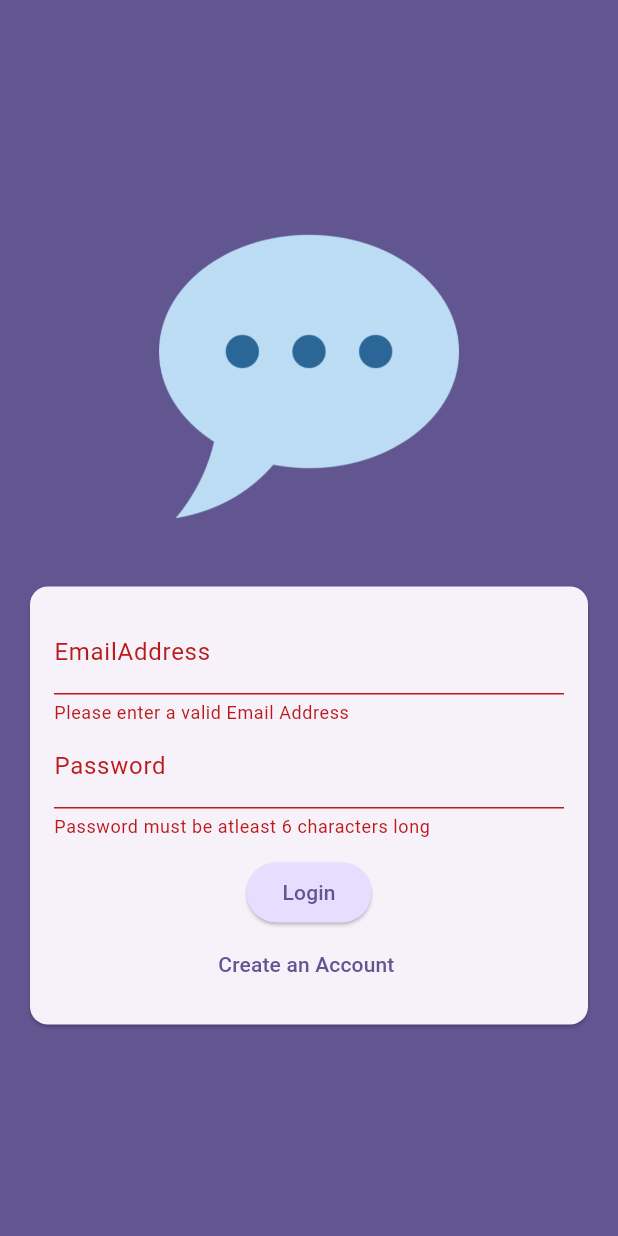
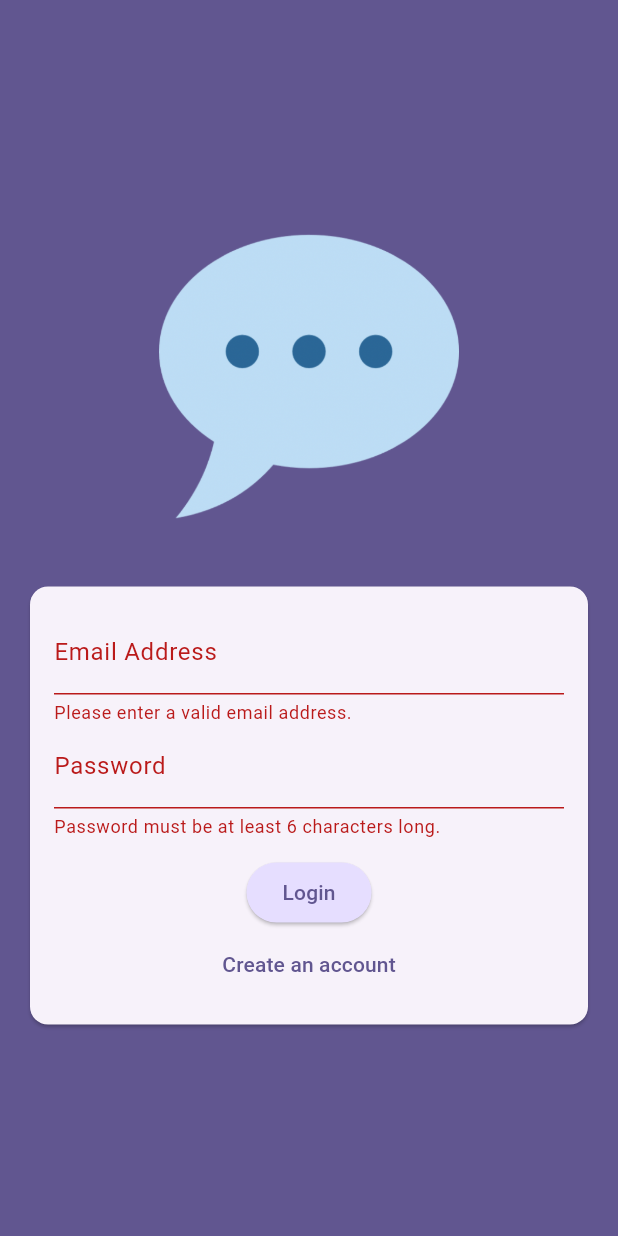
Before and after one commit to karkau123/CHAT_APP, a Flutter app: the screen it shows after launch, after a tap on "Login", on a phone screen of 412 x 824 dp. Run offline on Flutter 3.47's test engine with Material 3 defaults, Android fonts, the phone set to English and light mode, and no system bars; our stand-ins replace cloud_firestore, firebase_auth, firebase_core, firebase_messaging, firebase_storage, image_picker; accounts and stored records are empty.

Commit message:
finished app

```diff
--- a/lib/main.dart
+++ b/lib/main.dart
@@ -1,10 +1,11 @@
+import 'package:flutter/material.dart';
+import 'package:firebase_auth/firebase_auth.dart';
+import 'package:firebase_core/firebase_core.dart';
+
+import 'package:chat_app/screens/splash.dart';
+import 'package:chat_app/screens/chat.dart';
+import 'firebase_options.dart';
 import 'package:chat_app/screens/auth.dart';
-import 'package:chat_app/screens/chat.dart';
-import 'package:chat_app/splash.dart';
-import 'package:firebase_auth/firebase_auth.dart';
-import 'package:flutter/material.dart';
-import 'package:firebase_core/firebase_core.dart';
-import 'firebase_options.dart';
 
 void main() async {
   WidgetsFlutterBinding.ensureInitialized();
@@ -20,7 +21,6 @@ class App extends StatelessWidget {
   @override
   Widget build(BuildContext context) {
     return MaterialApp(
-      debugShowCheckedModeBanner: false,
       title: 'FlutterChat',
       theme: ThemeData().copyWith(
         useMaterial3: true,
@@ -37,6 +37,7 @@ class App extends StatelessWidget {
             if (snapshot.hasData) {
               return const ChatScreen();
             }
+
             return const AuthScreen();
           }),
     );
--- a/lib/screens/auth.dart
+++ b/lib/screens/auth.dart
@@ -12,81 +12,72 @@ class AuthScreen extends StatefulWidget {
   const AuthScreen({super.key});
 
   @override
-  State<AuthScreen> createState() => _AuthScreenState();
+  State<AuthScreen> createState() {
+    return _AuthScreenState();
+  }
 }
 
 class _AuthScreenState extends State<AuthScreen> {
   final _form = GlobalKey<FormState>();
-  // adding this formkey as a key in our form will get us access to the form inside the _save method
+
   var _isLogin = true;
   var _enteredEmail = '';
   var _enteredPassword = '';
+  var _enteredUsername = '';
   File? _selectedImage;
-  var isAuthenticating = false;
-  var _enteredUsername = '';
+  var _isAuthenticating = false;
 
   void _submit() async {
     final isValid = _form.currentState!.validate();
+
     if (!isValid || !_isLogin && _selectedImage == null) {
-      // show error message  ....
+      // show error message ...
       return;
     }
 
     _form.currentState!.save();
-    if (_isLogin) {
-      setState(() {
-        isAuthenticating = true;
-      });
-      try {
-        final userCredentials = await _firebase.signInWithEmailAndPassword(
-            email: _enteredEmail, password: _enteredPassword);
-      } on FirebaseAuthException catch (error) {
-        ScaffoldMessenger.of(context).clearSnackBars();
-        ScaffoldMessenger.of(context).showSnackBar(SnackBar(
-          content: Text(error.message ?? "Login Failed"),
-        ));
-        setState(() {
-          isAuthenticating = true;
-        });
-      }
-    } else {
-      // sign up the users
 
     try {
       setState(() {
-          isAuthenticating = true;
+        _isAuthenticating = true;
       });
-        final userCredentils = await _firebase.createUserWithEmailAndPassword(
+      if (_isLogin) {
+        final userCredentials = await _firebase.signInWithEmailAndPassword(
+            email: _enteredEmail, password: _enteredPassword);
+      } else {
+        final userCredentials = await _firebase.createUserWithEmailAndPassword(
             email: _enteredEmail, password: _enteredPassword);
 
         final storageRef = FirebaseStorage.instance
             .ref()
             .child('user_images')
-            .child('${userCredentils.user!.uid}.jpg');
+            .child('${userCredentials.user!.uid}.jpg');
+
         await storageRef.putFile(_selectedImage!);
         final imageUrl = await storageRef.getDownloadURL();
 
         await FirebaseFirestore.instance
             .collection('users')
-            .doc(userCredentils.user!.uid)
+            .doc(userCredentials.user!.uid)
             .set({
           'username': _enteredUsername,
           'email': _enteredEmail,
           'image_url': imageUrl,
         });
-
-        // if (error.code == 'email-already-in-use') {
-        //   // ....
-        // }
+      }
     } on FirebaseAuthException catch (error) {
+      if (error.code == 'email-already-in-use') {
+        // ...
+      }
       ScaffoldMessenger.of(context).clearSnackBars();
-        ScaffoldMessenger.of(context).showSnackBar(SnackBar(
-          content: Text(error.message ?? 'Authentication Failed'),
-        ));
+      ScaffoldMessenger.of(context).showSnackBar(
+        SnackBar(
+          content: Text(error.message ?? 'Authentication failed.'),
+        ),
+      );
       setState(() {
-          isAuthenticating = true;
+        _isAuthenticating = false;
       });
-      }
     }
   }
 
@@ -113,7 +104,7 @@ class _AuthScreenState extends State<AuthScreen> {
                 margin: const EdgeInsets.all(20),
                 child: SingleChildScrollView(
                   child: Padding(
-                  padding: EdgeInsets.all(16),
+                    padding: const EdgeInsets.all(16),
                     child: Form(
                       key: _form,
                       child: Column(
@@ -127,8 +118,7 @@ class _AuthScreenState extends State<AuthScreen> {
                             ),
                           TextFormField(
                             decoration: const InputDecoration(
-                            labelText: 'EmailAddress',
-                          ),
+                                labelText: 'Email Address'),
                             keyboardType: TextInputType.emailAddress,
                             autocorrect: false,
                             textCapitalization: TextCapitalization.none,
@@ -136,8 +126,9 @@ class _AuthScreenState extends State<AuthScreen> {
                               if (value == null ||
                                   value.trim().isEmpty ||
                                   !value.contains('@')) {
-                              return 'Please enter a valid Email Address';
+                                return 'Please enter a valid email address.';
                               }
+
                               return null;
                             },
                             onSaved: (value) {
@@ -147,13 +138,13 @@ class _AuthScreenState extends State<AuthScreen> {
                           if (!_isLogin)
                             TextFormField(
                               decoration:
-                              const InputDecoration(labelText: 'username'),
+                                  const InputDecoration(labelText: 'Username'),
                               enableSuggestions: false,
                               validator: (value) {
                                 if (value == null ||
                                     value.isEmpty ||
                                     value.trim().length < 4) {
-                              return 'Please enter a valid username (at least 4 charactersc long )';
+                                  return 'Please enter at least 4 characters.';
                                 }
                                 return null;
                               },
@@ -162,13 +153,12 @@ class _AuthScreenState extends State<AuthScreen> {
                               },
                             ),
                           TextFormField(
-                          decoration: const InputDecoration(
-                            labelText: 'Password',
-                          ),
+                            decoration:
+                                const InputDecoration(labelText: 'Password'),
                             obscureText: true,
                             validator: (value) {
                               if (value == null || value.trim().length < 6) {
-                              return 'Password must be atleast 6 characters long';
+                                return 'Password must be at least 6 characters long.';
                               }
                               return null;
                             },
@@ -176,20 +166,20 @@ class _AuthScreenState extends State<AuthScreen> {
                               _enteredPassword = value!;
                             },
                           ),
-                        const SizedBox(
-                          height: 12,
-                        ),
-                        if (isAuthenticating) const CircularProgressIndicator(),
-                        if (!isAuthenticating)
+                          const SizedBox(height: 12),
+                          if (_isAuthenticating)
+                            const CircularProgressIndicator(),
+                          if (!_isAuthenticating)
                             ElevatedButton(
+                              onPressed: _submit,
                               style: ElevatedButton.styleFrom(
                                 backgroundColor: Theme.of(context)
                                     .colorScheme
                                     .primaryContainer,
                               ),
-                              onPressed: _submit,
-                              child: Text(_isLogin ? 'Login' : 'Sign up')),
-                        if (!isAuthenticating)
+                              child: Text(_isLogin ? 'Login' : 'Signup'),
+                            ),
+                          if (!_isAuthenticating)
                             TextButton(
                               onPressed: () {
                                 setState(() {
@@ -197,18 +187,19 @@ class _AuthScreenState extends State<AuthScreen> {
                                 });
                               },
                               child: Text(_isLogin
-                                ? 'Create an Account '
-                                : 'I already have an Account'),
-                          )
+                                  ? 'Create an account'
+                                  : 'I already have an account'),
+                            ),
                         ],
                       ),
                     ),
                   ),
                 ),
-            )
+              ),
             ],
           ),
-      )),
+        ),
+      ),
     );
   }
 }
--- a/lib/splash.dart
+++ b/lib/screens/splash.dart
@@ -7,11 +7,11 @@ class SplashScreen extends StatelessWidget {
   Widget build(BuildContext context) {
     return Scaffold(
       appBar: AppBar(
-        title: Text('Flutter Chat'),
+        title: const Text('FlutterChat'),
       ),
       body: const Center(
-        child: Text('Loading... '),
-      ) ,
+        child: Text('Loading...'),
+      ),
     );
   }
 }
--- a/pubspec.yaml
+++ b/pubspec.yaml
@@ -40,6 +40,7 @@ dependencies:
   firebase_storage: ^11.5.6
   image_picker: ^1.0.5
   cloud_firestore: ^4.13.6
+  firebase_messaging: ^14.7.9
 
 dev_dependencies:
   flutter_test:
```
Also changed, not shown: lib/screens/chat.dart (+32 -11 lines), lib/widgets/chat_messeges.dart (+69 -2 lines), lib/widgets/message_bubble.dart (added, +147 -0 lines), lib/widgets/new_message.dart (added, +74 -0 lines), lib/widgets/new_messages.dart (deleted, +0 -70 lines), lib/widgets/user_image_picker.dart (+20 -10 lines), pubspec.lock, 1 other file. Lines whose indentation alone changed are shown as unchanged.
